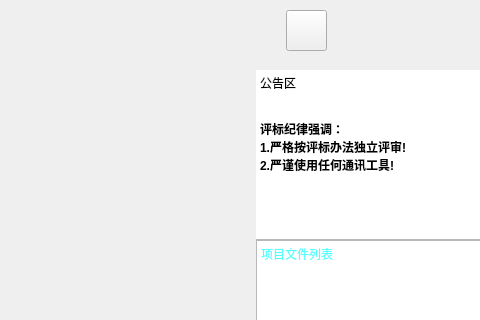
This is chatdialog.ui in chjqp/zhaobiao as Qt 5 draws it before an edit; both pictures show x 804 to 1284 and y 0 to 320 of the 1284 by 742 pixel window. The edited form follows.
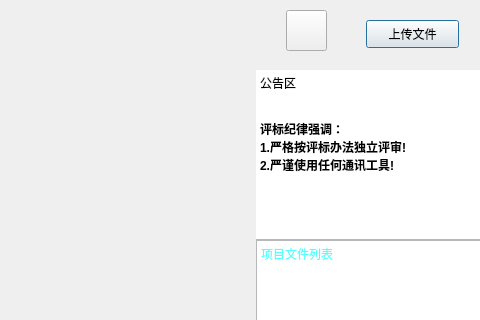
This is the edited form. Icons and pictures are not drawn. Custom widgets are drawn as their Qt base class.

```diff
--- a/chatdialog.ui
+++ b/chatdialog.ui
@@ -168,6 +168,19 @@
     <enum>Qt::LayoutDirection::LeftToRight</enum>
    </property>
   </widget>
+  <widget class="QPushButton" name="pushButtonUpload">
+   <property name="geometry">
+    <rect>
+     <x>1170</x>
+     <y>20</y>
+     <width>93</width>
+     <height>28</height>
+    </rect>
+   </property>
+   <property name="text">
+    <string>上传文件</string>
+   </property>
+  </widget>
  </widget>
  <customwidgets>
   <customwidget>
```
